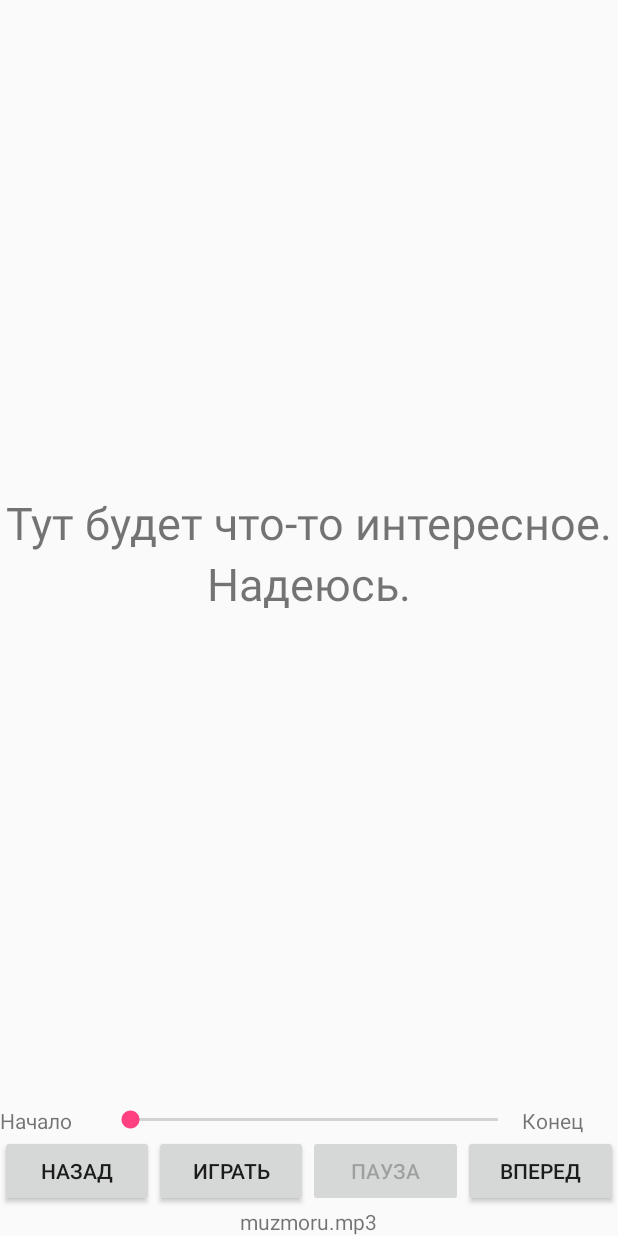
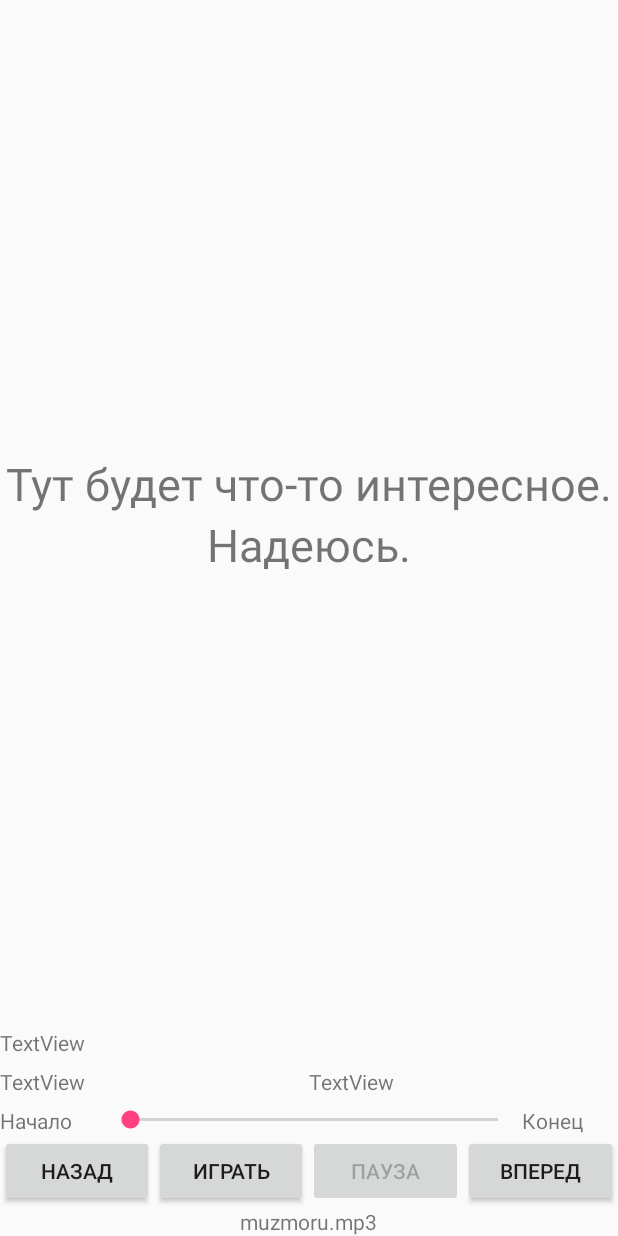
Before and after one commit to dlik01/git-AudioPlayer, an Android app: the screen it shows after launch (MainActivity), on a phone screen of 412 x 824 dp. Run offline under Robolectric (Android 15) with nearby library versions, the phone set to English and light mode, and no system bars.

Commit message:
Пытался разобраться с одним из многих багов Seekbar Не получилось

```diff
--- a/AudioPlayer/app/src/main/res/layout/activity_main.xml
+++ b/AudioPlayer/app/src/main/res/layout/activity_main.xml
@@ -18,7 +18,7 @@
         <TextView
             android:layout_width="match_parent"
             android:layout_height="match_parent"
-            android:layout_weight="1"
+            android:layout_weight="5"
             android:gravity="bottom|center_vertical|center"
             android:text="Тут будет что-то интересное."
             android:textSize="30sp" />
@@ -26,10 +26,47 @@
         <TextView
             android:layout_width="match_parent"
             android:layout_height="match_parent"
-            android:layout_weight="1"
+            android:layout_weight="5"
             android:gravity="top|center_vertical|center"
             android:text="Надеюсь."
             android:textSize="30sp" />
+
+        <LinearLayout
+            android:layout_width="match_parent"
+            android:layout_height="match_parent"
+            android:layout_weight="9"
+            android:orientation="horizontal">
+
+            <TextView
+                android:id="@+id/tvStart"
+                android:layout_width="wrap_content"
+                android:layout_height="wrap_content"
+                android:layout_weight="1"
+                android:text="TextView" />
+        </LinearLayout>
+
+        <LinearLayout
+            android:layout_width="match_parent"
+            android:layout_height="match_parent"
+            android:layout_weight="9"
+            android:orientation="horizontal">
+
+            <TextView
+                android:id="@+id/tvSeekbar"
+                android:layout_width="match_parent"
+                android:layout_height="match_parent"
+                android:layout_weight="1"
+                android:text="TextView" />
+
+            <TextView
+                android:id="@+id/tvMaxSeekbar"
+                android:layout_width="match_parent"
+                android:layout_height="match_parent"
+                android:layout_weight="1"
+                android:text="TextView" />
+
+        </LinearLayout>
+
     </LinearLayout>
 
     <LinearLayout
```
